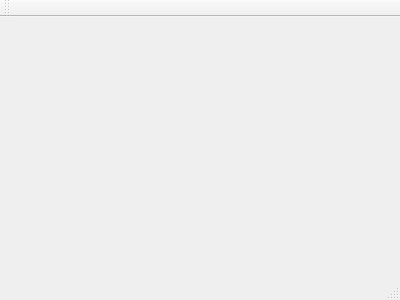
Old version of the form src/ui/mainwindow.ui in the repository DenisMedved/vkaudiosync.
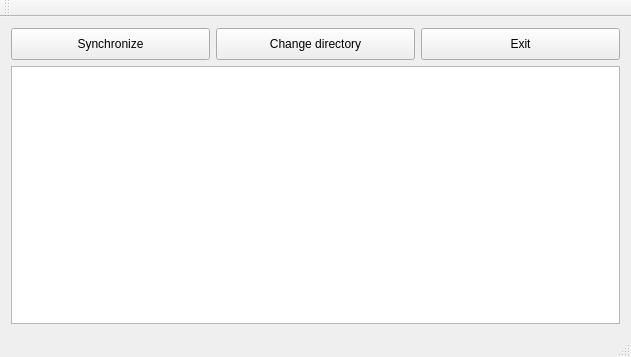
New version of the form.

Commit message: add new method for success and un success login. Create UI form

```diff
--- a/src/ui/mainwindow.ui
+++ b/src/ui/mainwindow.ui
@@ -1,24 +1,82 @@
 <ui version="4.0">
  <class>MainWindow</class>
- <widget class="QMainWindow" name="MainWindow" >
-  <property name="geometry" >
+ <widget class="QMainWindow" name="MainWindow">
+  <property name="geometry">
    <rect>
     <x>0</x>
     <y>0</y>
-    <width>400</width>
-    <height>300</height>
+    <width>631</width>
+    <height>357</height>
    </rect>
   </property>
   <property name="windowTitle" >
    <string>MainWindow</string>
   </property>
-  <widget class="QMenuBar" name="menuBar" />
-  <widget class="QToolBar" name="mainToolBar" />
-  <widget class="QWidget" name="centralWidget" />
-  <widget class="QStatusBar" name="statusBar" />
+  <widget class="QWidget" name="centralWidget">
+   <layout class="QVBoxLayout" name="verticalLayout_2">
+    <item>
+     <layout class="QVBoxLayout" name="verticalLayout">
+      <item>
+       <layout class="QHBoxLayout" name="horizontalLayout">
+        <item>
+         <widget class="QPushButton" name="synchBtn">
+          <property name="minimumSize">
+           <size>
+            <width>0</width>
+            <height>32</height>
+           </size>
+          </property>
+          <property name="text">
+           <string>Synchronize</string>
+          </property>
+         </widget>
+        </item>
+        <item>
+         <widget class="QPushButton" name="dirBtn">
+          <property name="minimumSize">
+           <size>
+            <width>0</width>
+            <height>32</height>
+           </size>
+          </property>
+          <property name="text">
+           <string>Change directory</string>
+          </property>
+         </widget>
+        </item>
+        <item>
+         <widget class="QPushButton" name="exitBtn">
+          <property name="minimumSize">
+           <size>
+            <width>0</width>
+            <height>32</height>
+           </size>
+          </property>
+          <property name="text">
+           <string>Exit</string>
+          </property>
+         </widget>
+        </item>
+       </layout>
+      </item>
+      <item>
+       <widget class="QListView" name="listView"/>
+      </item>
+     </layout>
+    </item>
+   </layout>
+  </widget>
+  <widget class="QToolBar" name="mainToolBar">
+   <attribute name="toolBarArea">
+    <enum>TopToolBarArea</enum>
+   </attribute>
+   <attribute name="toolBarBreak">
+    <bool>false</bool>
+   </attribute>
+  </widget>
+  <widget class="QStatusBar" name="statusBar"/>
  </widget>
- <layoutDefault spacing="6" margin="11" />
- <pixmapfunction></pixmapfunction>
+ <layoutdefault spacing="6" margin="11"/>
  <resources/>
  <connections/>
 </ui>
```
Left out of the diff: 22 changed lines with no effect on the pictures. The commit also changes 5 other files.
